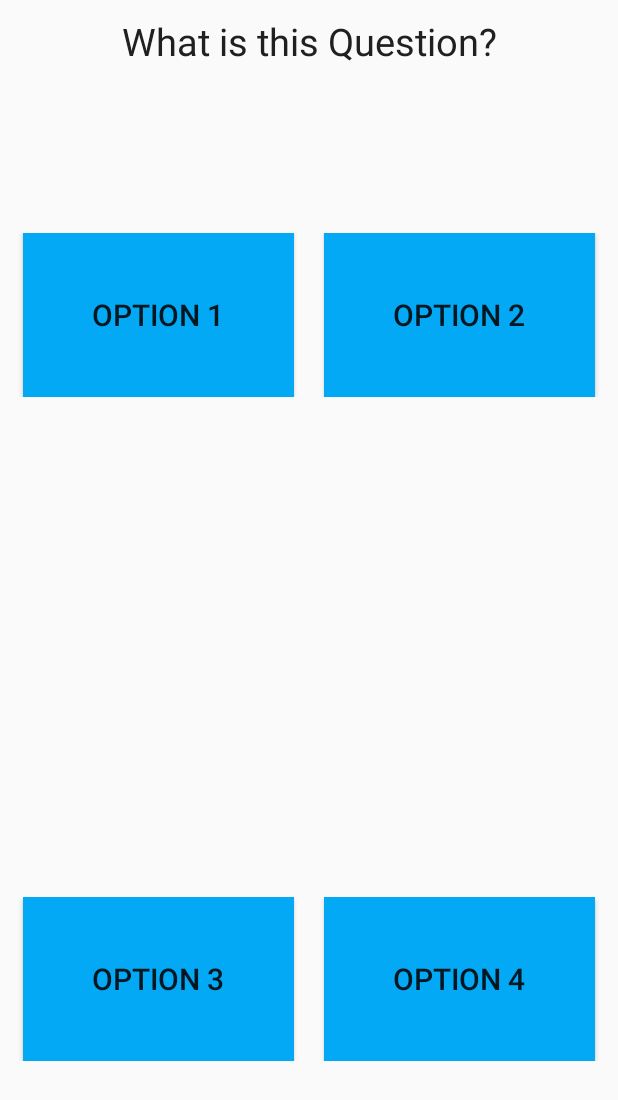
After one commit to umerhassan2426/App, an Android app: the layout activity_quizpart.xml on its own in the app's theme, with its tools: preview values and no code run, on a phone screen of 412 x 824 dp. The commit adds this screen. Shown: the top 1100 px of the screen. Run offline under Robolectric (Android 15) with nearby library versions, the phone set to English and light mode, and no system bars.

Commit message:
Quiz Done with firebase
Signed-off-by: umerhassan2426 <umerhassan2694@gmail.com>

```diff
--- a/app/build.gradle
+++ b/app/build.gradle
@@ -20,7 +20,7 @@ android {
 
 dependencies {
     implementation fileTree(include: ['*.jar'], dir: 'libs')
-    implementation 'com.android.support:appcompat-v7:28.+'
+    implementation 'com.android.support:appcompat-v7:28.0.0-alpha1'
     implementation 'com.android.support:design:28.+'
     implementation 'com.android.support.constraint:constraint-layout:1.0.2'
     implementation 'com.android.support:support-v4:28.+'
@@ -29,5 +29,8 @@ dependencies {
     androidTestImplementation 'com.android.support.test.espresso:espresso-core:3.0.1'
     implementation 'com.android.support:cardview-v7:28.+'
     implementation 'com.android.support:support-fragment:28.0.0'
+    implementation 'com.google.firebase:firebase-core:16.0.1'
+    implementation 'com.google.firebase:firebase-database:16.0.1'
 
 }
+apply plugin: 'com.google.gms.google-services'
--- a/app/src/main/AndroidManifest.xml
+++ b/app/src/main/AndroidManifest.xml
@@ -1,6 +1,8 @@
 <?xml version="1.0" encoding="utf-8"?>
 <manifest xmlns:android="http://schemas.android.com/apk/res/android"
     package="com.example.ummiiii.androidlearner">
+
+    <uses-permission android:name="android.permission.INTERNET" />
 
     <application
         android:allowBackup="true"
@@ -22,7 +24,9 @@
         <activity android:name=".Introduction" />
         <activity android:name=".Basic" />
         <activity android:name=".Beginner" />
-        <activity android:name=".Advance"></activity>
+        <activity android:name=".Advance" />
+        <activity android:name=".Quizpart" />
+        <activity android:name=".Result"></activity>
     </application>
 
 </manifest>
--- a/app/src/main/java/com/example/ummiiii/androidlearner/activitylifecycle.java
+++ b/app/src/main/java/com/example/ummiiii/androidlearner/activitylifecycle.java
@@ -6,6 +6,7 @@ import android.support.v4.app.Fragment;
 import android.view.LayoutInflater;
 import android.view.View;
 import android.view.ViewGroup;
+import android.widget.ImageView;
 
 
 /**
@@ -23,7 +24,9 @@ public class activitylifecycle extends Fragment {
     public View onCreateView(LayoutInflater inflater, ViewGroup container,
                              Bundle savedInstanceState) {
         // Inflate the layout for this fragment
-        return inflater.inflate(R.layout.fragment_activitylifecycle, container, false);
+        View view= inflater.inflate(R.layout.fragment_activitylifecycle, container, false);
+
+        return view;
     }
 
 }
--- /dev/null
+++ b/app/src/main/res/layout/activity_quizpart.xml
@@ -0,0 +1,120 @@
+<?xml version="1.0" encoding="utf-8"?>
+<RelativeLayout xmlns:android="http://schemas.android.com/apk/res/android"
+    xmlns:app="http://schemas.android.com/apk/res-auto"
+    xmlns:tools="http://schemas.android.com/tools"
+    android:layout_width="match_parent"
+    android:layout_height="match_parent"
+    tools:context=".Quizpart">
+    <LinearLayout
+        android:layout_width="match_parent"
+        android:layout_height="wrap_content"
+        android:orientation="vertical">
+        <TextView
+            android:id="@+id/questiontxt"
+            android:layout_width="match_parent"
+            android:layout_height="140dp"
+            android:padding="10dp"
+            android:text="What is this Question?"
+            android:textAlignment="center"
+            android:textColor="@color/Text"
+            android:textSize="25sp" />
+    </LinearLayout>
+
+    <LinearLayout
+        android:layout_width="match_parent"
+        android:layout_height="120dp"
+        android:layout_alignParentStart="true"
+        android:layout_alignParentTop="true"
+        android:layout_marginTop="150dp"
+        android:orientation="horizontal"
+        android:padding="5dp"
+        android:paddingTop="5dp">
+
+
+        <Button
+            android:id="@+id/btn1"
+            android:layout_width="0dp"
+            android:layout_height="match_parent"
+            android:layout_marginEnd="10dp"
+            android:layout_marginStart="10dp"
+            android:layout_weight="1"
+            android:background="@color/backgroundquiz"
+            android:padding="10dp"
+            android:text="Option 1"
+            android:textAlignment="center"
+            android:textSize="20sp" />
+
+        <Button
+            android:id="@+id/btn2"
+            android:layout_width="0dp"
+            android:layout_height="match_parent"
+            android:layout_marginEnd="10dp"
+            android:layout_marginStart="10dp"
+            android:layout_weight="1"
+            android:background="@color/backgroundquiz"
+            android:padding="10dp"
+            android:text="Option 2"
+            android:textAlignment="center"
+            android:textSize="20sp" />
+    </LinearLayout>
+
+    <LinearLayout
+        android:layout_width="match_parent"
+        android:layout_height="120dp"
+        android:layout_alignParentBottom="true"
+        android:layout_alignParentStart="true"
+        android:layout_marginBottom="111dp"
+        android:orientation="horizontal"
+        android:padding="5dp"
+        android:paddingTop="5dp">
+
+
+        <Button
+            android:id="@+id/btn3"
+            android:layout_width="0dp"
+            android:layout_height="match_parent"
+            android:layout_marginEnd="10dp"
+            android:layout_marginStart="10dp"
+            android:layout_weight="1"
+            android:background="@color/backgroundquiz"
+            android:padding="10dp"
+            android:text="Option 3"
+            android:textAlignment="center"
+            android:textSize="20sp" />
+
+        <Button
+            android:id="@+id/btn4"
+            android:layout_width="0dp"
+            android:layout_height="match_parent"
+            android:layout_marginEnd="10dp"
+            android:layout_marginStart="10dp"
+            android:layout_weight="1"
+            android:background="@color/backgroundquiz"
+            android:padding="10dp"
+            android:text="Option 4"
+            android:textAlignment="center"
+            android:textSize="20sp" />
+    </LinearLayout>
+
+    <RelativeLayout
+        android:layout_width="match_parent"
+        android:layout_height="wrap_content"
+        android:layout_alignParentBottom="true"
+        android:layout_alignParentStart="true"
+        android:layout_marginBottom="53dp"
+        android:orientation="horizontal"
+        android:padding="5dp">
+
+        <TextView
+            android:id="@+id/txttimer"
+            android:layout_width="match_parent"
+            android:layout_height="wrap_content"
+            android:layout_alignParentStart="true"
+            android:layout_alignParentTop="true"
+
+            android:textAlignment="center"
+            android:textSize="25sp" />
+
+    </RelativeLayout>
+
+</RelativeLayout>
--- a/app/src/main/res/layout/fragment_activitylifecycle.xml
+++ b/app/src/main/res/layout/fragment_activitylifecycle.xml
@@ -29,7 +29,7 @@
         android:layout_height="wrap_content"
         android:src="@drawable/act1"
         android:id="@+id/act4"
-        android:scaleType="centerCrop" />
+        android:scaleType="fitStart" />
     <TextView
         android:layout_below="@id/act4"
         android:textSize="20sp"
--- a/app/src/main/res/layout/fragment_quiz.xml
+++ b/app/src/main/res/layout/fragment_quiz.xml
@@ -8,10 +8,11 @@
     <!-- TODO: Update blank fragment layout -->
     <TextView
         android:textSize="20dp"
-        android:id="@+id/intro1"
+        android:id="@+id/quizy1"
         android:textColor="@color/Heading"
         android:layout_width="match_parent"
         android:layout_height="wrap_content"
-        android:text="Android"></TextView>
+        android:layout_centerInParent="true"
+        android:text="Android Quiz"></TextView>
 
 </RelativeLayout>
--- a/app/src/main/res/values/colors.xml
+++ b/app/src/main/res/values/colors.xml
@@ -8,7 +8,7 @@
     <color name="yello">#ffb300</color>
     <color name="green">#00bfa5</color>
     <color name="colorAccent">#FF4081</color>
-    <color name="darkblue">#23283a</color>
+    <color name="darkblue">#3498DB  </color>
     <color name="testcolorblue">#152b38</color>
     <color name="coral">#FF7F50</color>
     <color name="orange">#FF8C00</color>
@@ -23,5 +23,7 @@
     <color name="textColor">#6e6e6e</color>
     <color name="Heading"> #000000</color>
     <color name="Text"> #202020</color>
+    <color name="bg">  #ABEBC6  </color>
+    <color name="backgroundquiz">#03A9F4</color>
 
 </resources>
--- a/build.gradle
+++ b/build.gradle
@@ -8,6 +8,7 @@ buildscript {
     }
     dependencies {
         classpath 'com.android.tools.build:gradle:3.1.2'
+        classpath 'com.google.gms:google-services:4.0.1'
 
 
         // NOTE: Do not place your application dependencies here; they belong
@@ -17,8 +18,12 @@ buildscript {
 
 allprojects {
     repositories {
+
         google()
         jcenter()
+        maven(){
+            url "https://maven.google.com"
+        }
     }
 }
 
```
Also changed, not shown: app/src/main/java/com/example/ummiiii/androidlearner/Model/Question.java (added, +63 -0 lines), app/src/main/java/com/example/ummiiii/androidlearner/Quiz.java (+13 -2 lines), app/src/main/java/com/example/ummiiii/androidlearner/Quizpart.java (added, +304 -0 lines), app/src/main/java/com/example/ummiiii/androidlearner/Result.java (added, +28 -0 lines), app/src/main/res/layout/activity_result.xml (added, +61 -0 lines), app/src/main/res/layout/fragment_textxml.xml (+5 -7 lines), app/src/main/res/layout/fragment_txtjava.xml (+5 -6 lines), app/src/main/res/layout/fragment_xmledit.xml (+4 -6 lines), app/src/main/res/drawable/textjava.PNG (added), 1 other file.
